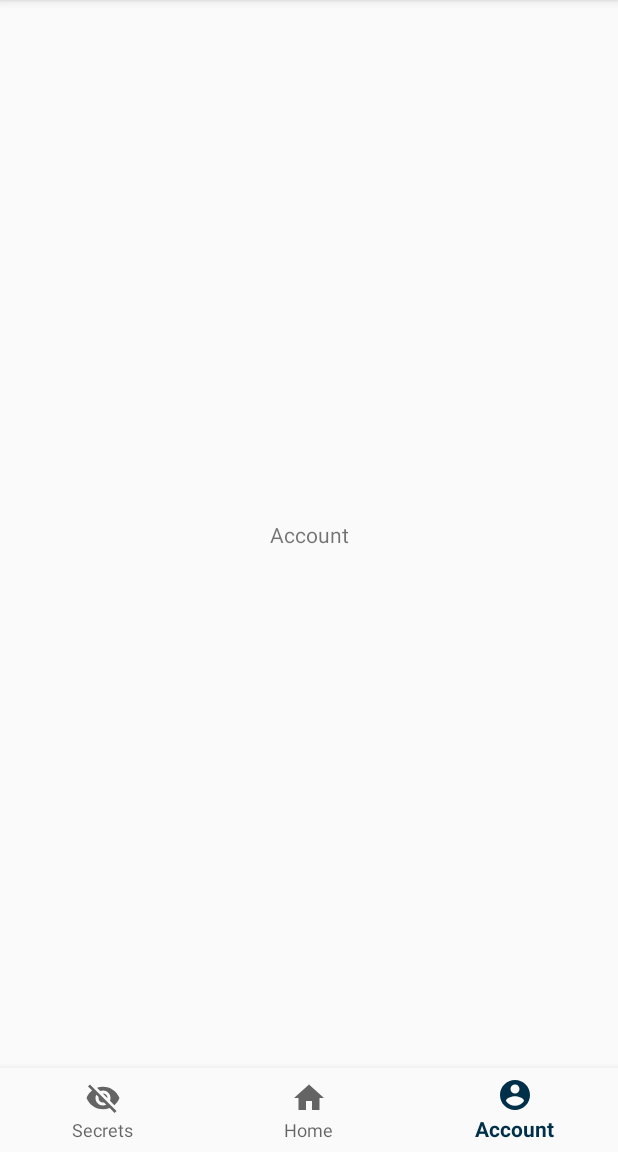
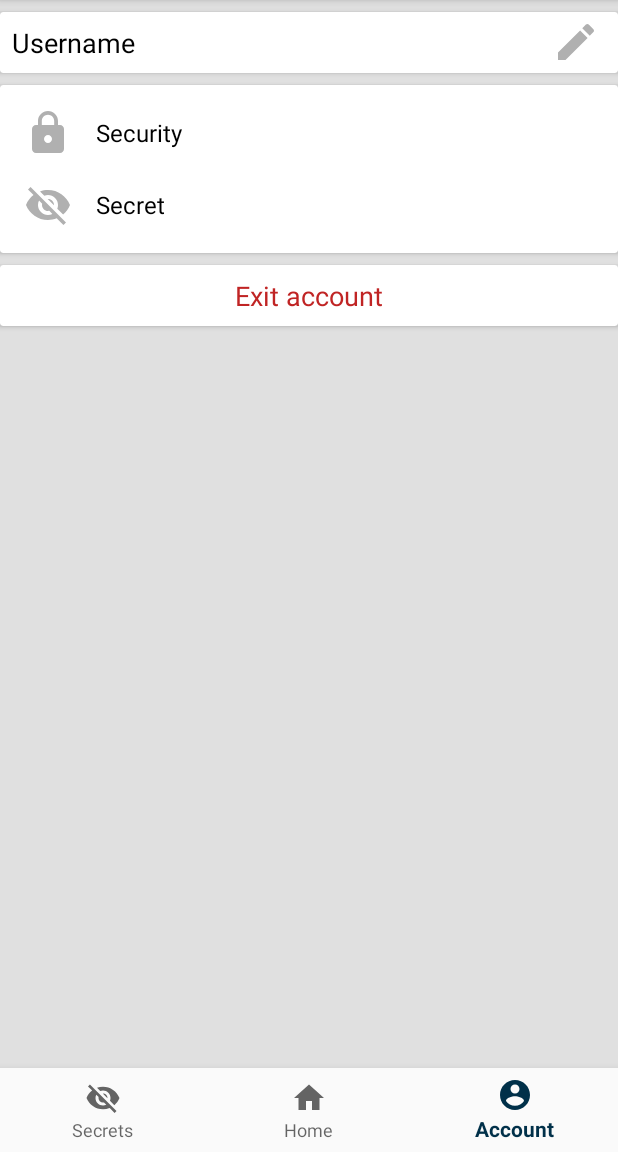
Before and after one commit to Orthoepiccrown0/NoteMe, an Android app: the HomeFragment screen opened directly, with no data from a screen before it, item 3 of the bottom bar chosen, on a phone screen of 412 x 824 dp, the part 84-1236 px from its top. Run offline under Robolectric (Android 15) with nearby library versions, the phone set to English and light mode, and no system bars.

Commit message:
Account in work. Did the first steps.

```diff
--- a/app/build.gradle
+++ b/app/build.gradle
@@ -19,11 +19,13 @@ android {
 }
 
 dependencies {
-    implementation fileTree(dir: 'libs', include: ['*.jar'])
+    implementation fileTree(include: ['*.jar'], dir: 'libs')
     implementation 'com.android.support:appcompat-v7:27.1.1'
     implementation 'com.android.support:design:27.1.1'
     implementation 'com.android.support.constraint:constraint-layout:1.1.0'
     testImplementation 'junit:junit:4.12'
     androidTestImplementation 'com.android.support.test:runner:1.0.2'
     androidTestImplementation 'com.android.support.test.espresso:espresso-core:3.0.2'
+    implementation 'com.android.support:cardview-v7:27.1.1'
+    implementation 'com.android.support:recyclerview-v7:27.1.1'
 }
--- a/app/src/main/AndroidManifest.xml
+++ b/app/src/main/AndroidManifest.xml
@@ -1,7 +1,9 @@
 <?xml version="1.0" encoding="utf-8"?>
 <manifest xmlns:android="http://schemas.android.com/apk/res/android"
     package="com.epiccrown.me.note.noteme">
-    <uses-permission android:name="android.permission.INTERNET"/>
+
+    <uses-permission android:name="android.permission.INTERNET" />
+
     <application
         android:allowBackup="true"
         android:icon="@mipmap/ic_launcher"
@@ -19,7 +21,7 @@
             </intent-filter>
         </activity>
         <activity android:name=".LoginScreen" />
-        <activity android:name=".RegisterActivity"></activity>
+        <activity android:name=".RegisterActivity" />
     </application>
 
 </manifest>
--- a/app/src/main/java/com/epiccrown/me/note/noteme/Fragments/AccountFragment.java
+++ b/app/src/main/java/com/epiccrown/me/note/noteme/Fragments/AccountFragment.java
@@ -1,21 +1,42 @@
 package com.epiccrown.me.note.noteme.Fragments;
 
+import android.content.Intent;
+import android.database.sqlite.SQLiteDatabase;
 import android.os.Bundle;
 import android.support.annotation.NonNull;
 import android.support.annotation.Nullable;
+import android.support.design.widget.FloatingActionButton;
+import android.support.design.widget.Snackbar;
 import android.support.v4.app.Fragment;
+import android.support.v7.widget.LinearLayoutManager;
+import android.support.v7.widget.RecyclerView;
+import android.support.v7.widget.Toolbar;
 import android.view.LayoutInflater;
 import android.view.View;
 import android.view.ViewGroup;
+import android.widget.ImageView;
+import android.widget.TextView;
 
+import com.epiccrown.me.note.noteme.Helpers.AccountListAdapter;
+import com.epiccrown.me.note.noteme.Helpers.AccountListItem;
+import com.epiccrown.me.note.noteme.Helpers.DataHelper;
+import com.epiccrown.me.note.noteme.LoginScreen;
 import com.epiccrown.me.note.noteme.R;
+import com.epiccrown.me.note.noteme.User;
+
+import java.util.ArrayList;
+import java.util.List;
 
 /**
  * Created by Epiccrown on 28.04.2018.
  */
 
 public class AccountFragment extends Fragment {
-
+    TextView exit;
+    TextView username;
+    ImageView edit;
+    RecyclerView recyclerView;
+    List<AccountListItem> items = new ArrayList<>();
     @Override
     public void onCreate(@Nullable Bundle savedInstanceState) {
         super.onCreate(savedInstanceState);
@@ -24,7 +45,43 @@ public class AccountFragment extends Fragment {
     @Nullable
     @Override
     public View onCreateView(@NonNull LayoutInflater inflater, @Nullable ViewGroup container, @Nullable Bundle savedInstanceState) {
-        View v = inflater.inflate(R.layout.account_fragment,null);
+        View v = inflater.inflate(R.layout.account_fragment_scr,null);
+        exit = v.findViewById(R.id.account_exit);
+        username = v.findViewById(R.id.account_username);
+        edit = v.findViewById(R.id.account_edit);
+        recyclerView = v.findViewById(R.id.account_recycler_view);
+        createAndSetupList();
+
+        exit.setOnClickListener(listener);
+        if(User.username!=null) username.setText(User.username);
         return v;
     }
+
+    private void createAndSetupList() {
+        items.clear();
+        items.add(new AccountListItem(R.drawable.account_security,"Security"));
+        items.add(new AccountListItem(R.drawable.account_secret,"Secret"));
+        recyclerView.setLayoutManager(new LinearLayoutManager(getActivity()));
+        AccountListAdapter listAdapter = new AccountListAdapter(getActivity(),items);
+        recyclerView.setAdapter(listAdapter);
+
+    }
+
+    public View.OnClickListener listener = new View.OnClickListener() {
+        @Override
+        public void onClick(View v) {
+            if(v.getId()==R.id.account_exit){
+                if(User.username!=null) {
+                    DataHelper helper = new DataHelper(getActivity());
+                    SQLiteDatabase database = helper.getWritableDatabase();
+                    DataHelper.deleteUser(database,User.username);
+                    database.close();
+                    helper.close();
+                    Intent intent = new Intent(getActivity(), LoginScreen.class);
+                    intent.addFlags(Intent.FLAG_ACTIVITY_NEW_TASK|Intent.FLAG_ACTIVITY_CLEAR_TASK);
+                    startActivity(intent);
+                }
+            }
+        }
+    };
 }
--- a/app/src/main/java/com/epiccrown/me/note/noteme/Fragments/HomeFragment.java
+++ b/app/src/main/java/com/epiccrown/me/note/noteme/Fragments/HomeFragment.java
@@ -43,13 +43,15 @@ public class HomeFragment extends Fragment {
 
         Cursor cursor = database.query("Login",null,null,null,null,null,null);
         if(cursor.moveToFirst()){
-            User.current_id = cursor.getString(2);
-            User.password = cursor.getString(1);
-            User.username = cursor.getString(0);
+            User.current_id = cursor.getString(3);
+            User.password = cursor.getString(2);
+            User.username = cursor.getString(1);
         }else{
             Intent intent = new Intent(getActivity(), LoginScreen.class);
             intent.addFlags(Intent.FLAG_ACTIVITY_CLEAR_TASK|Intent.FLAG_ACTIVITY_NEW_TASK);
             startActivity(intent);
         }
+
+        database.close();
     }
 }
--- /dev/null
+++ b/app/src/main/java/com/epiccrown/me/note/noteme/Helpers/AccountListAdapter.java
@@ -0,0 +1,67 @@
+package com.epiccrown.me.note.noteme.Helpers;
+
+import android.content.Context;
+import android.support.annotation.NonNull;
+import android.support.v7.widget.RecyclerView;
+import android.view.LayoutInflater;
+import android.view.View;
+import android.view.ViewGroup;
+import android.widget.BaseAdapter;
+import android.widget.ImageView;
+import android.widget.TextView;
+
+import com.epiccrown.me.note.noteme.R;
+
+import org.w3c.dom.Text;
+
+import java.util.List;
+
+/**
+ * Created by Epiccrown on 03.05.2018.
+ */
+
+public class AccountListAdapter extends RecyclerView.Adapter<AccountListAdapter.ItemHolder> {
+
+    private Context mContext;
+    private List<AccountListItem> items;
+
+    public AccountListAdapter(Context mContext, List<AccountListItem> items) {
+        this.mContext = mContext;
+        this.items = items;
+    }
+
+    @NonNull
+    @Override
+    public ItemHolder onCreateViewHolder(@NonNull ViewGroup parent, int viewType) {
+        View v = LayoutInflater.from(mContext).inflate(R.layout.account_list_item,null);
+        return new ItemHolder(v);
+    }
+
+    @Override
+    public void onBindViewHolder(@NonNull ItemHolder holder, int position) {
+        AccountListItem item = items.get(position);
+        holder.bindItem(item);
+    }
+
+    @Override
+    public int getItemCount() {
+        return items.size();
+    }
+
+    public class ItemHolder extends RecyclerView.ViewHolder{
+
+        ImageView imageView;
+        TextView textView;
+        public ItemHolder(View itemView) {
+            super(itemView);
+            imageView = itemView.findViewById(R.id.account_list_item_image);
+            textView = itemView.findViewById(R.id.account_list_item_text);
+
+        }
+
+        public void bindItem(AccountListItem item){
+            imageView.setImageResource(item.getImage());
+            textView.setText(item.getAction());
+        }
+    }
+}
--- /dev/null
+++ b/app/src/main/java/com/epiccrown/me/note/noteme/Helpers/AccountListItem.java
@@ -0,0 +1,32 @@
+package com.epiccrown.me.note.noteme.Helpers;
+
+/**
+ * Created by Epiccrown on 03.05.2018.
+ */
+
+public class AccountListItem {
+
+    private int image;
+    private String action;
+
+    public AccountListItem(int image, String action) {
+        this.image = image;
+        this.action = action;
+    }
+
+    public int getImage() {
+        return image;
+    }
+
+    public void setImage(int image) {
+        this.image = image;
+    }
+
+    public String getAction() {
+        return action;
+    }
+
+    public void setAction(String action) {
+        this.action = action;
+    }
+}
--- a/app/src/main/java/com/epiccrown/me/note/noteme/Helpers/DataHelper.java
+++ b/app/src/main/java/com/epiccrown/me/note/noteme/Helpers/DataHelper.java
@@ -36,7 +36,7 @@ public class DataHelper extends SQLiteOpenHelper {
     }
 
     public static void deleteUser(SQLiteDatabase db,String username){
-        db.delete("Login","Username=?",new String[]{username});
+        db.delete("Login",null,null);
     }
 
     @Override
--- a/app/src/main/java/com/epiccrown/me/note/noteme/LoginScreen.java
+++ b/app/src/main/java/com/epiccrown/me/note/noteme/LoginScreen.java
@@ -147,7 +147,7 @@ public class LoginScreen extends AppCompatActivity {
                     DataHelper dataHelper = new DataHelper(LoginScreen.this);
                     SQLiteDatabase db = dataHelper.getWritableDatabase();
                     DataHelper.insertUser(db,username,passwordHash,id);
-
+                    db.close();
                     Intent intent = new Intent(LoginScreen.this,MainActivity.class);
                     intent.addFlags(Intent.FLAG_ACTIVITY_NEW_TASK|Intent.FLAG_ACTIVITY_CLEAR_TASK);
                     startActivity(intent);
--- /dev/null
+++ b/app/src/main/res/drawable/account_secret.xml
@@ -0,0 +1,9 @@
+<vector xmlns:android="http://schemas.android.com/apk/res/android"
+        android:width="24dp"
+        android:height="24dp"
+        android:viewportWidth="24.0"
+        android:viewportHeight="24.0">
+    <path
+        android:fillColor="#b0b0b0"
+        android:pathData="M12,7c2.76,0 5,2.24 5,5 0,0.65 -0.13,1.26 -0.36,1.83l2.92,2.92c1.51,-1.26 2.7,-2.89 3.43,-4.75 -1.73,-4.39 -6,-7.5 -11,-7.5 -1.4,0 -2.74,0.25 -3.98,0.7l2.16,2.16C10.74,7.13 11.35,7 12,7zM2,4.27l2.28,2.28 0.46,0.46C3.08,8.3 1.78,10.02 1,12c1.73,4.39 6,7.5 11,7.5 1.55,0 3.03,-0.3 4.38,-0.84l0.42,0.42L19.73,22 21,20.73 3.27,3 2,4.27zM7.53,9.8l1.55,1.55c-0.05,0.21 -0.08,0.43 -0.08,0.65 0,1.66 1.34,3 3,3 0.22,0 0.44,-0.03 0.65,-0.08l1.55,1.55c-0.67,0.33 -1.41,0.53 -2.2,0.53 -2.76,0 -5,-2.24 -5,-5 0,-0.79 0.2,-1.53 0.53,-2.2zM11.84,9.02l3.15,3.15 0.02,-0.16c0,-1.66 -1.34,-3 -3,-3l-0.17,0.01z"/>
+</vector>
--- /dev/null
+++ b/app/src/main/res/drawable/account_security.xml
@@ -0,0 +1,9 @@
+<vector xmlns:android="http://schemas.android.com/apk/res/android"
+        android:width="24dp"
+        android:height="24dp"
+        android:viewportWidth="24.0"
+        android:viewportHeight="24.0">
+    <path
+        android:fillColor="#b0b0b0"
+        android:pathData="M18,8h-1L17,6c0,-2.76 -2.24,-5 -5,-5S7,3.24 7,6v2L6,8c-1.1,0 -2,0.9 -2,2v10c0,1.1 0.9,2 2,2h12c1.1,0 2,-0.9 2,-2L20,10c0,-1.1 -0.9,-2 -2,-2zM12,17c-1.1,0 -2,-0.9 -2,-2s0.9,-2 2,-2 2,0.9 2,2 -0.9,2 -2,2zM15.1,8L8.9,8L8.9,6c0,-1.71 1.39,-3.1 3.1,-3.1 1.71,0 3.1,1.39 3.1,3.1v2z"/>
+</vector>
--- /dev/null
+++ b/app/src/main/res/drawable/edit.xml
@@ -0,0 +1,9 @@
+<vector xmlns:android="http://schemas.android.com/apk/res/android"
+        android:width="24dp"
+        android:height="24dp"
+        android:viewportWidth="24.0"
+        android:viewportHeight="24.0">
+    <path
+        android:fillColor="#b0b0b0"
+        android:pathData="M3,17.25V21h3.75L17.81,9.94l-3.75,-3.75L3,17.25zM20.71,7.04c0.39,-0.39 0.39,-1.02 0,-1.41l-2.34,-2.34c-0.39,-0.39 -1.02,-0.39 -1.41,0l-1.83,1.83 3.75,3.75 1.83,-1.83z"/>
+</vector>
--- a/app/src/main/res/layout/account_fragment.xml
+++ /dev/null
@@ -1,18 +0,0 @@
-<?xml version="1.0" encoding="utf-8"?>
-<android.support.constraint.ConstraintLayout xmlns:android="http://schemas.android.com/apk/res/android"
-    xmlns:app="http://schemas.android.com/apk/res-auto"
-    xmlns:tools="http://schemas.android.com/tools"
-    android:id="@+id/linearLayout3"
-    android:layout_width="match_parent"
-    android:layout_height="match_parent">
-
-    <TextView
-        android:id="@+id/textView3"
-        android:layout_width="wrap_content"
-        android:layout_height="wrap_content"
-        android:text="Account"
-        app:layout_constraintBottom_toBottomOf="parent"
-        app:layout_constraintEnd_toEndOf="parent"
-        app:layout_constraintStart_toStartOf="parent"
-        app:layout_constraintTop_toTopOf="parent" />
-</android.support.constraint.ConstraintLayout>
--- /dev/null
+++ b/app/src/main/res/layout/account_fragment_scr.xml
@@ -0,0 +1,108 @@
+<?xml version="1.0" encoding="utf-8"?>
+<android.support.design.widget.CoordinatorLayout xmlns:android="http://schemas.android.com/apk/res/android"
+    xmlns:app="http://schemas.android.com/apk/res-auto"
+    xmlns:tools="http://schemas.android.com/tools"
+    android:layout_width="match_parent"
+    android:layout_height="match_parent"
+    android:background="#dddd"
+    >
+
+    <ScrollView
+        android:layout_width="match_parent"
+        android:layout_height="match_parent"
+        android:fillViewport="true">
+
+        <LinearLayout
+            android:layout_width="match_parent"
+            android:layout_height="wrap_content"
+            android:orientation="vertical">
+
+            <android.support.v7.widget.CardView
+                android:layout_width="match_parent"
+                android:layout_height="wrap_content"
+                android:layout_marginBottom="8dp"
+                android:layout_marginTop="8dp"
+
+                app:cardBackgroundColor="@color/cardview_light_background"
+                app:cardElevation="2dp">
+
+                <RelativeLayout
+                    android:layout_width="match_parent"
+                    android:layout_height="wrap_content">
+
+                    <TextView
+                        android:id="@+id/account_username"
+                        android:layout_width="wrap_content"
+                        android:layout_height="wrap_content"
+                        android:layout_alignParentStart="true"
+                        android:layout_centerVertical="true"
+                        android:padding="8dp"
+                        android:text="Username"
+                        android:textColor="@android:color/black"
+                        android:textSize="18sp" />
+
+                    <ImageView
+                        android:id="@+id/account_edit"
+                        android:layout_width="32dp"
+                        android:layout_height="32dp"
+                        android:layout_alignParentEnd="true"
+                        android:layout_centerVertical="true"
+                        android:layout_marginEnd="12dp"
+                        android:src="@drawable/edit" />
+                </RelativeLayout>
+            </android.support.v7.widget.CardView>
+
+            <android.support.v7.widget.CardView
+                android:layout_width="match_parent"
+                android:layout_height="wrap_content"
+                android:layout_marginBottom="8dp"
+
+                app:cardBackgroundColor="@color/cardview_light_background"
+                app:cardElevation="2dp">
+
+                <RelativeLayout
+                    android:layout_width="match_parent"
+                    android:layout_height="wrap_content">
+
+                    <android.support.v7.widget.RecyclerView
+                        android:id="@+id/account_recycler_view"
+                        android:layout_width="match_parent"
+                        android:layout_height="wrap_content"
+                        android:layout_alignParentStart="true"
+                        android:padding="8dp" />
+
+                </RelativeLayout>
+            </android.support.v7.widget.CardView>
+
+            <android.support.v7.widget.CardView
+                android:layout_width="match_parent"
+                android:layout_height="wrap_content"
+                android:layout_marginBottom="8dp"
+
+                app:cardBackgroundColor="@color/cardview_light_background"
+                app:cardElevation="2dp">
+
+                <RelativeLayout
+                    android:layout_width="match_parent"
+                    android:layout_height="wrap_content">
+
+                    <TextView
+                        android:id="@+id/account_exit"
+                        android:layout_width="match_parent"
+                        android:layout_height="wrap_content"
+                        android:layout_alignParentTop="true"
+                        android:layout_centerHorizontal="true"
+                        android:padding="8dp"
+                        android:text="@string/account_exit"
+                        android:textAlignment="center"
+                        android:textColor="@color/red_theme_dark"
+                        android:textSize="18sp" />
+
+                </RelativeLayout>
+            </android.support.v7.widget.CardView>
+
+
+        </LinearLayout>
+    </ScrollView>
+
+</android.support.design.widget.CoordinatorLayout>
--- /dev/null
+++ b/app/src/main/res/layout/account_list_item.xml
@@ -0,0 +1,30 @@
+<?xml version="1.0" encoding="utf-8"?>
+<LinearLayout xmlns:android="http://schemas.android.com/apk/res/android"
+    xmlns:app="http://schemas.android.com/apk/res-auto"
+    android:layout_width="match_parent"
+    android:layout_height="wrap_content">
+    <RelativeLayout
+        android:layout_width="match_parent"
+        android:layout_height="wrap_content">
+
+        <ImageView
+            android:id="@+id/account_list_item_image"
+            android:layout_width="32dp"
+            android:layout_height="32dp"
+            android:layout_alignParentStart="true"
+            android:layout_alignParentTop="true"
+            android:layout_margin="8dp"
+            app:srcCompat="@mipmap/ic_launcher_round" />
+
+        <TextView
+            android:id="@+id/account_list_item_text"
+            android:layout_width="wrap_content"
+            android:layout_height="wrap_content"
+            android:layout_centerVertical="true"
+            android:layout_marginStart="8dp"
+            android:layout_toEndOf="@+id/account_list_item_image"
+            android:text="Action"
+            android:textColor="@android:color/black"
+            android:textSize="16sp" />
+    </RelativeLayout>
+</LinearLayout>
--- a/app/src/main/res/values/dimens.xml
+++ b/app/src/main/res/values/dimens.xml
@@ -2,4 +2,7 @@
     <!-- Default screen margins, per the Android Design guidelines. -->
     <dimen name="activity_horizontal_margin">16dp</dimen>
     <dimen name="activity_vertical_margin">16dp</dimen>
+    <dimen name="app_bar_height">180dp</dimen>
+    <dimen name="fab_margin">16dp</dimen>
+    <dimen name="text_margin">16dp</dimen>
 </resources>
--- a/app/src/main/res/values/strings.xml
+++ b/app/src/main/res/values/strings.xml
@@ -7,4 +7,6 @@
     <string name="register_button">Register</string>
     <string name="register_logo">Fill all fields</string>
     <string name="login_error_data">Fill all fields</string>
+    <string name="title_activity_scrolling">ScrollingActivity</string>
+    <string name="account_exit">Exit account</string>
 </resources>
--- a/app/src/main/res/values/styles.xml
+++ b/app/src/main/res/values/styles.xml
@@ -8,4 +8,13 @@
         <item name="colorAccent">@color/colorAccent</item>
     </style>
 
+    <style name="AppTheme.NoActionBar">
+        <item name="windowActionBar">false</item>
+        <item name="windowNoTitle">true</item>
+    </style>
+
+    <style name="AppTheme.AppBarOverlay" parent="ThemeOverlay.AppCompat.Dark.ActionBar" />
+
+    <style name="AppTheme.PopupOverlay" parent="ThemeOverlay.AppCompat.Light" />
+
 </resources>
```
